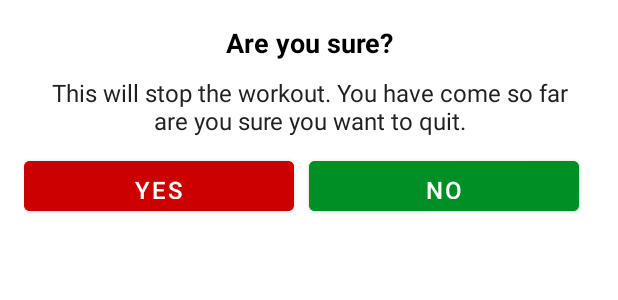
After one commit to OmerrKose/7MinutesWorkout, an Android app: the layout item_custom_dialog.xml on its own in the app's theme, with its tools: preview values and no code run, on a phone screen of 412 x 824 dp. The commit adds this screen. Shown: the top 300 px of the screen. Run offline under Robolectric (Android 15) with nearby library versions, the light colour scheme and no system bars.

Commit message:
Added dialog for the back button

```diff
--- a/app/src/main/AndroidManifest.xml
+++ b/app/src/main/AndroidManifest.xml
@@ -9,7 +9,6 @@
     </queries>
 
     <application
-        android:allowBackup="true"
         android:icon="@mipmap/ic_launcher"
         android:label="@string/app_name"
         android:roundIcon="@mipmap/ic_launcher_round"
@@ -38,7 +37,7 @@
         <activity
             android:name="com.example.a7minutesWorkout.ExerciseActivity"
             android:screenOrientation="fullSensor"
-            android:theme="@style/Theme.AppCompat.NoActionBar" />
+            android:theme="@style/Theme.AppCompat.Light.NoActionBar" />
     </application>
 
 </manifest>
--- a/app/src/main/java/com/example/a7minutesWorkout/ExerciseActivity.kt
+++ b/app/src/main/java/com/example/a7minutesWorkout/ExerciseActivity.kt
@@ -1,8 +1,8 @@
 package com.example.a7minutesWorkout
 
+import android.app.Dialog
 import android.content.Intent
 import android.media.MediaPlayer
-import android.net.Uri
 import androidx.appcompat.app.AppCompatActivity
 import android.os.Bundle
 import android.os.CountDownTimer
@@ -48,7 +48,7 @@
 
         val toolbar = findViewById<androidx.appcompat.widget.Toolbar>(R.id.exerciseActivityToolbar)
         toolbar.setNavigationOnClickListener {
-            onBackPressed()
+            customDialogForBackButton()
         }
 
         txtToSpeech = TextToSpeech(this, this)
@@ -216,4 +216,21 @@
         exerciseAdapter = ExerciseStatusAdapter(exerciseList!!, this)
         exerciseStatusAdapter.adapter = exerciseAdapter
     }
+
+    private fun customDialogForBackButton() {
+        val customDialog = Dialog(this)
+        customDialog.setContentView(R.layout.item_custom_dialog)
+
+        // If "YES" is chosen than finish the activity
+        customDialog.findViewById<Button>(R.id.buttonYes).setOnClickListener {
+            finish()
+            customDialog.dismiss()
+        }
+
+        customDialog.findViewById<Button>(R.id.buttonNo).setOnClickListener {
+            customDialog.dismiss()
+        }
+
+        customDialog.show()
+    }
 }
--- /dev/null
+++ b/app/src/main/res/layout/item_custom_dialog.xml
@@ -0,0 +1,63 @@
+<?xml version="1.0" encoding="utf-8"?>
+<LinearLayout xmlns:android="http://schemas.android.com/apk/res/android"
+    android:layout_width="match_parent"
+    android:layout_height="wrap_content"
+    android:gravity="center"
+    android:orientation="vertical"
+    android:padding="16dp">
+
+    <TextView
+        android:layout_width="match_parent"
+        android:layout_height="wrap_content"
+        android:gravity="center"
+        android:text="@string/dialog_warning_header"
+        android:textColor="@color/black"
+        android:textSize="18sp"
+        android:textStyle="bold" />
+
+    <TextView
+        android:layout_width="match_parent"
+        android:layout_height="wrap_content"
+        android:layout_marginStart="10dp"
+        android:layout_marginTop="10dp"
+        android:layout_marginEnd="10dp"
+        android:gravity="center"
+        android:text="@string/dialog_warning_text"
+        android:textColor="@color/blackSecondary"
+        android:textSize="16sp" />
+
+    <LinearLayout
+        android:layout_width="match_parent"
+        android:layout_height="wrap_content"
+        android:layout_marginTop="10dp"
+        android:orientation="horizontal">
+
+        <Button
+            android:id="@+id/buttonYes"
+            android:layout_width="0dp"
+            android:layout_height="45dp"
+            android:layout_marginEnd="10dp"
+            android:layout_weight="1"
+            android:backgroundTint="@android:color/holo_red_dark"
+            android:gravity="center"
+            android:padding="8dp"
+            android:text="@string/yes"
+            android:textColor="@color/white"
+            android:textSize="16sp" />
+
+        <Button
+            android:id="@+id/buttonNo"
+            android:layout_width="0dp"
+            android:layout_height="45dp"
+            android:layout_marginEnd="10dp"
+            android:layout_weight="1"
+            android:backgroundTint="@color/colorAccent"
+            android:gravity="center"
+            android:padding="8dp"
+            android:text="@string/no"
+            android:textColor="@color/white"
+            android:textSize="16sp" />
+
+    </LinearLayout>
+
+</LinearLayout>
--- a/app/src/main/res/values/strings.xml
+++ b/app/src/main/res/values/strings.xml
@@ -12,4 +12,8 @@
     <string name="congratulations">Congratulations!</string>
     <string name="finish_text">You have finished the workout!</string>
     <string name="finish">Finish</string>
+    <string name="no">No</string>
+    <string name="yes">YES</string>
+    <string name="dialog_warning_text">This will stop the workout. You have come so far are you sure you want to quit.</string>
+    <string name="dialog_warning_header">Are you sure?</string>
 </resources>
```
